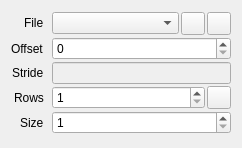
The window that src/session/BufferProperties.ui (houmain/gpupad) describes before a commit, drawn with Qt 5.
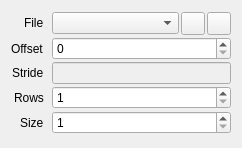
The same window after the commit. Icons and pictures are not drawn. Custom widgets are drawn as their Qt base class.

Commit message: Deduce row count button removed

```diff
--- a/src/session/BufferProperties.ui
+++ b/src/session/BufferProperties.ui
@@ -132,24 +132,6 @@
       </widget>
      </item>
      <item row="3" column="1">
-      <widget class="QWidget" name="widgetRows" native="true">
-       <layout class="QHBoxLayout" name="horizontalLayout">
-        <property name="spacing">
-         <number>2</number>
-        </property>
-        <property name="leftMargin">
-         <number>0</number>
-        </property>
-        <property name="topMargin">
-         <number>0</number>
-        </property>
-        <property name="rightMargin">
-         <number>0</number>
-        </property>
-        <property name="bottomMargin">
-         <number>0</number>
-        </property>
-        <item>
          <widget class="QSpinBox" name="rowCount">
           <property name="minimumSize">
            <size>
@@ -166,20 +148,6 @@
           <property name="maximum">
            <number>1073741824</number>
           </property>
-         </widget>
-        </item>
-        <item>
-         <widget class="QToolButton" name="deduceRowCount">
-          <property name="toolTip">
-           <string>Deduce row count from file size and stride</string>
-          </property>
-          <property name="icon">
-           <iconset resource="../resources.qrc">
-            <normaloff>:/images/16x16/view-refresh.png</normaloff>:/images/16x16/view-refresh.png</iconset>
-          </property>
-         </widget>
-        </item>
-       </layout>
       </widget>
      </item>
      <item row="4" column="0">
```
Lines whose indentation alone changed are shown as unchanged. The commit also changes 1 other file.
